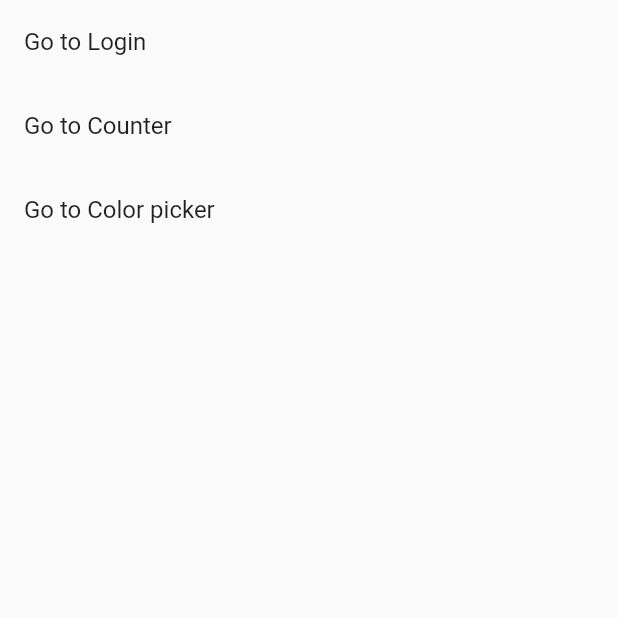
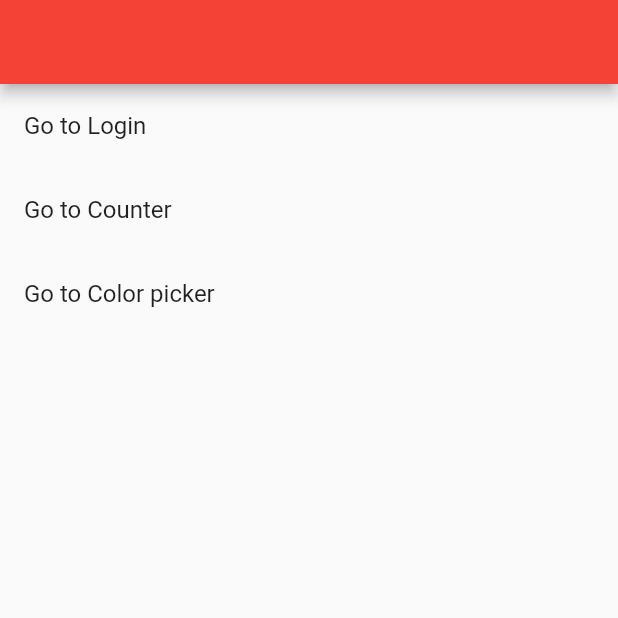
Before and after one commit to AlanCasasArevalo/Navigation-Flutter, a Flutter app: the screen it shows after launch, on a phone screen of 412 x 824 dp, the top half of it. Run offline on Flutter 3.47's test engine with Material 2 defaults, Android fonts, the phone set to English and light mode, and no system bars; our stand-ins replace device_preview, faker.

Commit message:
Se convierte el menu en un StatefulWidget

```diff
--- a/lib/pages/menu_page.dart
+++ b/lib/pages/menu_page.dart
@@ -2,10 +2,17 @@ import 'package:faker/faker.dart';
 import 'package:flutter/material.dart';
 import 'package:navigation/pages/color_picker.dart';
 import '../routes.dart';
-import 'login_page.dart';
 
-class MenuPage extends StatelessWidget {
+class MenuPage extends StatefulWidget {
   const MenuPage({super.key});
+
+  @override
+  State<MenuPage> createState() => _MenuPageState();
+}
+
+class _MenuPageState extends State<MenuPage> {
+
+  Color _color = Colors.red;
 
   void _onTap(BuildContext context) {
     final faker = Faker();
@@ -20,6 +27,9 @@ class MenuPage extends StatelessWidget {
   @override
   Widget build(BuildContext context) {
     return Scaffold(
+      appBar: AppBar(
+        backgroundColor: _color,
+      ),
       body: SafeArea(
         child: ListView(
           children: [
```
